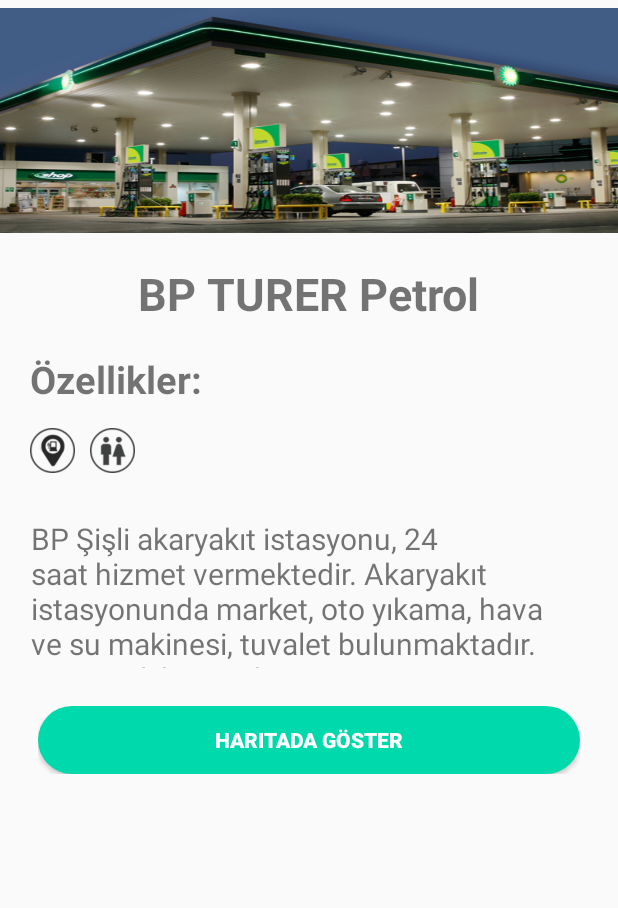
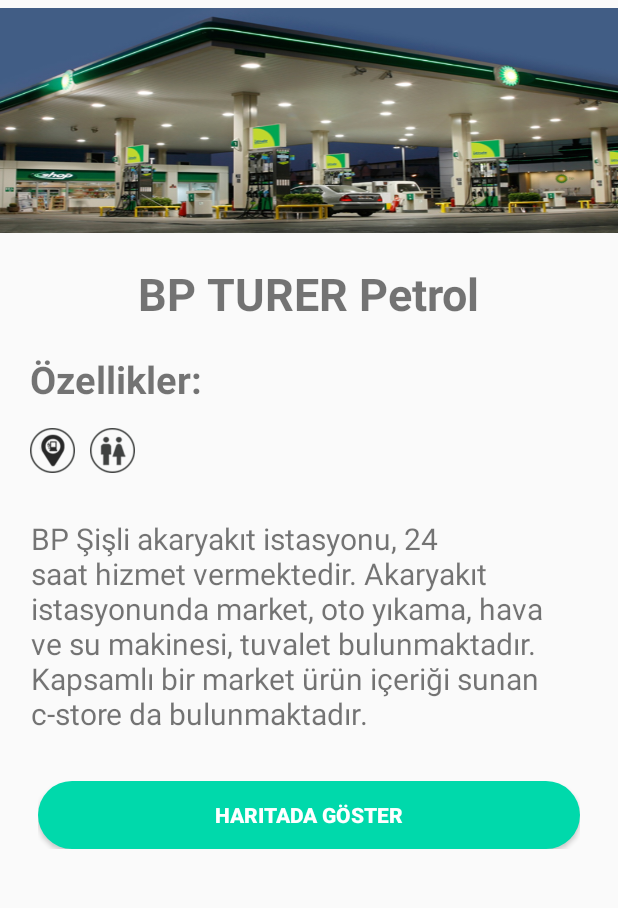
Before and after one commit to mazotDevoloper/mazotApp, an Android app: the StationListActivity screen opened directly, with no data from a screen before it, after a tap on "BP TURER Petrol", on a phone screen of 412 x 824 dp, the part 83-991 px from its top. Run offline under Robolectric (Android 15) with nearby library versions, the phone set to English and light mode, and no system bars; 12 statements that could not run were skipped.

Commit message:
little fixed list

```diff
--- a/app/src/main/java/com/mazotapp/mazotapp/StationListActivity.java
+++ b/app/src/main/java/com/mazotapp/mazotapp/StationListActivity.java
@@ -16,6 +16,7 @@
 
     ImageView backIcon;
     private ListView lvStations;
+    String fuelType;
     Boolean boolGasoline,boolDiesel,boolLPG,boolLowPrice,boolDistance,boolToilet,boolSocialFacility,boolStationBrands,boolStarbucks;
     private List<StationModel> addStation = new ArrayList<StationModel>();
 
@@ -44,18 +45,30 @@
 
         lvStations = findViewById(R.id.lvStations);
 
+        fuelType = "";
+
+        fuelType += "Dizel";
+
+        if(boolDiesel){
+            fuelType += "Dizel";
+        }else if(boolGasoline){
+            fuelType += "Benzin";
+        }else if(boolLPG){
+            fuelType += "LPG";
+        }
+
         //istasyon ekleme
 
-        addStation.add(new StationModel(R.drawable.opet_logo,R.drawable.opet_gurcan_photo,"OPET  GÜRCAN Petrol","Benzin fiyatı: 6.83tl","OPET Şişli akaryakıt istasyonu, 24 saat hizmet vermektedir. Akaryakıt istasyonunda market, hava ve su makinesi, tuvalet, engelli tuvaleti, bebek bakım ünitesi bulunmaktadır.",41.048434, 28.984981));
-        addStation.add(new StationModel(R.drawable.bp_logo,R.drawable.bp_turer_photo,"BP TURER Petrol","Benzin fiyatı: 6.83tl","BP Şişli akaryakıt istasyonu, 24 saat hizmet vermektedir. Akaryakıt istasyonunda market, oto yıkama, hava ve su makinesi, tuvalet bulunmaktadır. Kapsamlı bir market ürün içeriği sunan c-store da bulunmaktadır.",41.056920, 28.996398));
-        addStation.add(new StationModel(R.drawable.shell_logo,R.drawable.shell_shell_photo,"Shell Şişli Petrol","Benzin fiyatı: 6,83tl","Shell Şişli akaryakıt istasyonu, 24 saat hizmet vermektedir. Akaryakıt istasyonunda market, hava ve su makinesi, para çekebileceğiniz bir ATM ve tuvalet bulunmaktadır.",41.069317, 29.004395));
-        addStation.add(new StationModel(R.drawable.energy_logo,R.drawable.energy_kesan_photo,"ENERGY  merkez KEŞAN Petrol","Benzin fiyatı: 6,08tl","ENERGY Şişli akaryakıt istasyonu, 24 saat hizmet vermektedir. Akaryakıt istasyonunda market, hava ve su makinesi, tuvalet ve yağ değişimi bulunmaktadır.",41.055653, 28.809547));
-        addStation.add(new StationModel(R.drawable.total_logo,R.drawable.total_total_photo,"TOTAL   TOTAL Petrol ","Benzin fiyatı: 6,83tl","TOTAL Şişli akaryakıt istasyonu, 24 saat hizmet vermektedir. Akaryakıt istasyonunda hava ve su makinesi, tuvalet bulunmaktadır.",41.044693, 28.978260));
-        addStation.add(new StationModel(R.drawable.opet_logo,R.drawable.opet_mehmetcik_photo,"OPET   MEHMETÇİK Petrol ","Benzin fiyatı: 6.83tl","OPET Şişli akaryakıt istasyonu, 24 saat hizmet vermektedir. Akaryakıt istasyonunda market, hava ve su makinesi, tuvalet, engelli tuvaleti, bebek bakım ünitesi bulunmaktadır.",41.107400, 29.015091));
-        addStation.add(new StationModel(R.drawable.opet_logo,R.drawable.opet_kampet_photo,"OPET  KAMPET GÜRCAN Petrol ","Benzin fiyatı: 6.83tl","OPET Şişli akaryakıt istasyonu, 24 saat hizmet vermektedir. Akaryakıt istasyonunda market, restoran, fast food restoranı, hava ve su makinesi, tuvalet, engelli tuvaleti, bebek bakım ünitesi bulunmaktadır.",41.065662, 28.987355));
-        addStation.add(new StationModel(R.drawable.aytemiz_logo,R.drawable.aytemiz_sisli_photo,"AYTEMİZ   ŞİŞLİ Petrol ","Benzin fiyatı: 6.83tl","AYTEMİZ Şişli akaryakıt istasyonunda market, oto yıkama, hava ve su makinesi, tuvalet bulunmaktadır.",41.058522, 28.965656));
-        addStation.add(new StationModel(R.drawable.shell_logo,R.drawable.shell_as_photo,"Shell AS Petrol ","Benzin fiyatı: 6.92tl","Shell Şişli akaryakıt istasyonu, 24 saat hizmet vermektedir. Akaryakıt istasyonunda market, tuvalet bulunmaktadır.",41.065717, 29.002209));
-        addStation.add(new StationModel(R.drawable.petrol_ofisi_logo,R.drawable.petrolofisi_orsay_photo,"Petrol Ofisi ORSAY","Benzin fiyatı: 6.89tl","Petrol Ofisi Şişli akaryakıt istasyonu, 24 saat hizmet vermektedir. Akaryakıt istasyonunda yıkama makinesi, hava ve su makinesi, tuvalet bulunmaktadır.",41.047798, 28.968614));
+        addStation.add(new StationModel(R.drawable.opet_logo,R.drawable.opet_gurcan_photo,"OPET  GÜRCAN Petrol",fuelType + " fiyatı: 6.83tl","OPET Şişli akaryakıt istasyonu, 24 saat hizmet vermektedir. Akaryakıt istasyonunda market, hava ve su makinesi, tuvalet, engelli tuvaleti, bebek bakım ünitesi bulunmaktadır.",41.048434, 28.984981));
+        addStation.add(new StationModel(R.drawable.bp_logo,R.drawable.bp_turer_photo,"BP TURER Petrol",fuelType +" fiyatı: 6.83tl","BP Şişli akaryakıt istasyonu, 24 saat hizmet vermektedir. Akaryakıt istasyonunda market, oto yıkama, hava ve su makinesi, tuvalet bulunmaktadır. Kapsamlı bir market ürün içeriği sunan c-store da bulunmaktadır.",41.056920, 28.996398));
+        addStation.add(new StationModel(R.drawable.shell_logo,R.drawable.shell_shell_photo,"Shell Şişli Petrol",fuelType + " fiyatı: 6,83tl","Shell Şişli akaryakıt istasyonu, 24 saat hizmet vermektedir. Akaryakıt istasyonunda market, hava ve su makinesi, para çekebileceğiniz bir ATM ve tuvalet bulunmaktadır.",41.069317, 29.004395));
+        addStation.add(new StationModel(R.drawable.energy_logo,R.drawable.energy_kesan_photo,"ENERGY  merkez KEŞAN Petrol",fuelType +" fiyatı: 6,08tl","ENERGY Şişli akaryakıt istasyonu, 24 saat hizmet vermektedir. Akaryakıt istasyonunda market, hava ve su makinesi, tuvalet ve yağ değişimi bulunmaktadır.",41.055653, 28.809547));
+        addStation.add(new StationModel(R.drawable.total_logo,R.drawable.total_total_photo,"TOTAL   TOTAL Petrol ",fuelType + " fiyatı: 6,83tl","TOTAL Şişli akaryakıt istasyonu, 24 saat hizmet vermektedir. Akaryakıt istasyonunda hava ve su makinesi, tuvalet bulunmaktadır.",41.044693, 28.978260));
+        addStation.add(new StationModel(R.drawable.opet_logo,R.drawable.opet_mehmetcik_photo,"OPET   MEHMETÇİK Petrol ",fuelType + " fiyatı: 6.83tl","OPET Şişli akaryakıt istasyonu, 24 saat hizmet vermektedir. Akaryakıt istasyonunda market, hava ve su makinesi, tuvalet, engelli tuvaleti, bebek bakım ünitesi bulunmaktadır.",41.107400, 29.015091));
+        addStation.add(new StationModel(R.drawable.opet_logo,R.drawable.opet_kampet_photo,"OPET  KAMPET GÜRCAN Petrol ",fuelType +" fiyatı: 6.83tl","OPET Şişli akaryakıt istasyonu, 24 saat hizmet vermektedir. Akaryakıt istasyonunda market, restoran, fast food restoranı, hava ve su makinesi, tuvalet, engelli tuvaleti, bebek bakım ünitesi bulunmaktadır.",41.065662, 28.987355));
+        addStation.add(new StationModel(R.drawable.aytemiz_logo,R.drawable.aytemiz_sisli_photo,"AYTEMİZ   ŞİŞLİ Petrol ",fuelType + " fiyatı: 6.83tl","AYTEMİZ Şişli akaryakıt istasyonunda market, oto yıkama, hava ve su makinesi, tuvalet bulunmaktadır.",41.058522, 28.965656));
+        addStation.add(new StationModel(R.drawable.shell_logo,R.drawable.shell_as_photo,"Shell AS Petrol ",fuelType + " fiyatı: 6.92tl","Shell Şişli akaryakıt istasyonu, 24 saat hizmet vermektedir. Akaryakıt istasyonunda market, tuvalet bulunmaktadır.",41.065717, 29.002209));
+        addStation.add(new StationModel(R.drawable.petrol_ofisi_logo,R.drawable.petrolofisi_orsay_photo,"Petrol Ofisi ORSAY",fuelType + " fiyatı: 6.89tl","Petrol Ofisi Şişli akaryakıt istasyonu, 24 saat hizmet vermektedir. Akaryakıt istasyonunda yıkama makinesi, hava ve su makinesi, tuvalet bulunmaktadır.",41.047798, 28.968614));
 
         //istasyon listesi oluşturuyorum parametrelere göre
         PrivateAdapter station = new PrivateAdapter(StationListActivity.this,addStation);
--- a/app/src/main/res/layout/activity_information_station.xml
+++ b/app/src/main/res/layout/activity_information_station.xml
@@ -87,7 +87,7 @@
             android:layout_gravity="center"
             android:id="@+id/stationInfo"
             android:layout_marginTop="30dp"
-            android:layout_height="100dp" />
+            android:layout_height="150dp" />
 
 
 
--- a/app/src/main/res/layout/fragment_home.xml
+++ b/app/src/main/res/layout/fragment_home.xml
@@ -10,8 +10,8 @@
         android:layout_width="40dp"
         android:layout_marginLeft="360dp"
         android:layout_marginTop="150dp"
+        android:src="@drawable/logout_icon"
         android:id="@+id/imgLogout"
-        android:src="@drawable/logout_icon"
         android:layout_height="40dp" />
 
     <LinearLayout
@@ -374,7 +374,7 @@
     <LinearLayout
         android:layout_width="match_parent"
         android:padding="16dp"
-        android:layout_marginTop="630dp"
+        android:layout_marginTop="620dp"
         android:orientation="vertical"
         android:layout_height="wrap_content">
 
```
Also changed, not shown: app/src/main/java/com/mazotapp/mazotapp/FindStationActivity.java (+6 -5 lines), app/src/main/res/drawable/logout_icon.png.
